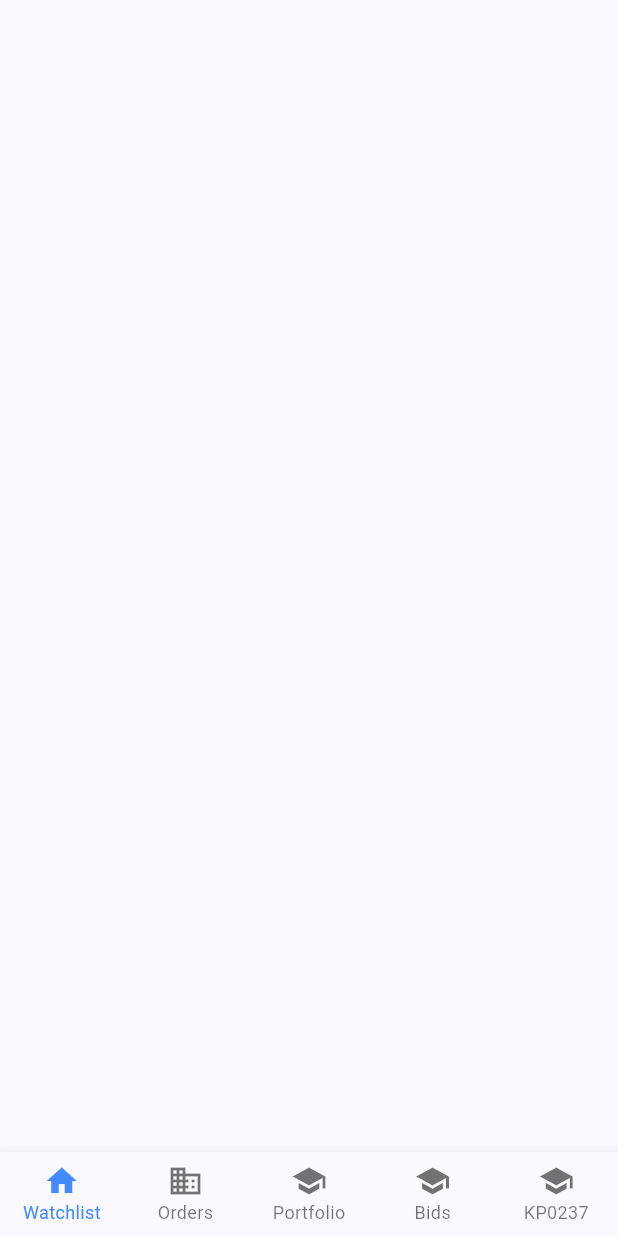
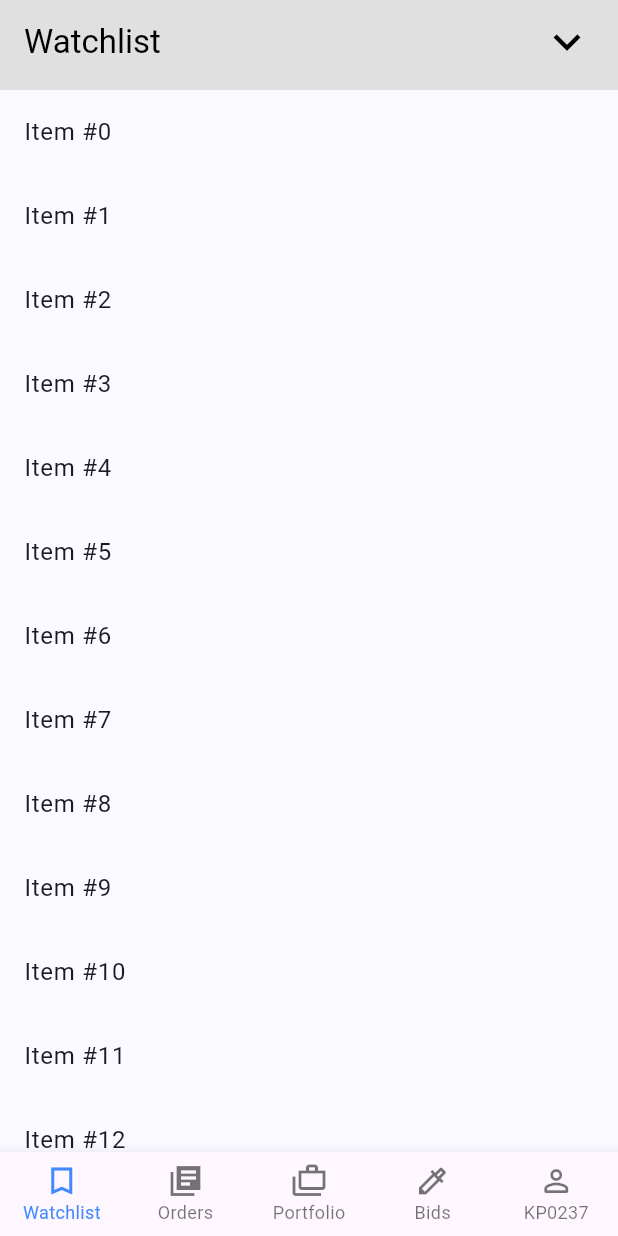
Before and after one commit to harsh8088/vyapar_app, a Flutter app: the HomeScreen screen opened by its route, on a phone screen of 412 x 824 dp. Run offline on Flutter 3.47's test engine with Material 3 defaults, Android fonts, the light colour scheme and no system bars; our stand-ins replace bloc, equatable, flutter_bloc, flutter_secure_storage, flutter_svg, formz; accounts and stored records are empty.

Commit message:
+updated home page

```diff
--- a/lib/home/home.dart
+++ b/lib/home/home.dart
@@ -7,28 +7,28 @@ class HomeScreen extends StatefulWidget {
   State<HomeScreen> createState() => _HomeScreenState();
 }
 
-class _HomeScreenState extends State<HomeScreen> {
-  final _controller = TextEditingController();
+class _HomeScreenState extends State<HomeScreen>
+    with SingleTickerProviderStateMixin {
+  final ExpansionTileController controller = ExpansionTileController();
 
   int _selectedIndex = 0;
   static const TextStyle optionStyle =
       TextStyle(fontSize: 30, fontWeight: FontWeight.bold);
 
+  // Create a tab controller
+  late TabController tabController;
+
   @override
   void initState() {
     super.initState();
-    _controller.addListener(_onTextChanged);
+    // Initialize the Tab Controller
+    tabController = TabController(length: 3, vsync: this);
   }
 
   @override
   void dispose() {
-    _controller.dispose();
+    tabController.dispose();
     super.dispose();
-  }
-
-  void _onTextChanged() {
-    if (_controller.text.length == 6 &&
-        RegExp(r'^\d{6}$').hasMatch(_controller.text)) {}
   }
 
   void _navigateToScreen() {
@@ -42,10 +42,51 @@ class _HomeScreenState extends State<HomeScreen> {
   @override
   Widget build(BuildContext context) {
     return Scaffold(
-      body: ListView(
-        children: [],
+      body: SafeArea(
+        child: CustomScrollView(
+          slivers: [
+            SliverAppBar(
+              automaticallyImplyLeading: false,
+              // Provide a standard title.
+              title: const Row(
+                children: [
+                  Text("Watchlist"),
+                  Spacer(),
+                  Icon(
+                    Icons.keyboard_arrow_down_outlined,
+                    size: 36,
+                  )
+                ],
               ),
-      bottomNavigationBar: BottomNavigationBar(
+              // Allows the user to reveal the app bar if they begin scrolling
+              // back up the list of items.
+              floating: true,
+              // Display a placeholder widget to visualize the shrinking size.
+              flexibleSpace: Container(
+                color: Colors.grey.shade300,
+              ),
+              // Make the initial height of the SliverAppBar larger than normal.
+              expandedHeight: 60,
+            ),
+            SliverList(
+              // Use a delegate to build items as they're scrolled on screen.
+              delegate: SliverChildBuilderDelegate(
+                // The builder function returns a ListTile with a title that
+                // displays the index of the current item.
+                (context, index) => ListTile(title: Text('Item #$index')),
+                // Builds 20 ListTiles
+                childCount: 20,
+              ),
+            ),
+          ],
+        ),
+      ),
+      bottomNavigationBar: Theme(
+        data: ThemeData(
+          splashColor: Colors.transparent,
+          highlightColor: Colors.transparent,
+        ),
+        child: BottomNavigationBar(
           type: BottomNavigationBarType.fixed,
           showSelectedLabels: true,
           showUnselectedLabels: true,
@@ -55,23 +96,23 @@ class _HomeScreenState extends State<HomeScreen> {
           selectedLabelStyle: const TextStyle(color: Colors.blueAccent),
           items: const <BottomNavigationBarItem>[
             BottomNavigationBarItem(
-            icon: Icon(Icons.home),
+              icon: Icon(Icons.bookmark_outline_sharp),
               label: 'Watchlist',
             ),
             BottomNavigationBarItem(
-            icon: Icon(Icons.business),
+              icon: Icon(Icons.my_library_books_sharp),
               label: 'Orders',
             ),
             BottomNavigationBarItem(
-            icon: Icon(Icons.school),
+              icon: Icon(Icons.cases_outlined),
               label: 'Portfolio',
             ),
             BottomNavigationBarItem(
-            icon: Icon(Icons.school),
+              icon: Icon(Icons.colorize_outlined),
               label: 'Bids',
             ),
             BottomNavigationBarItem(
-            icon: Icon(Icons.school),
+              icon: Icon(Icons.person_outline_rounded),
               label: 'KP0237',
             ),
           ],
@@ -80,6 +121,35 @@ class _HomeScreenState extends State<HomeScreen> {
           unselectedItemColor: Colors.black54,
           onTap: _onItemTapped,
         ),
+      ),
+    );
+  }
+
+  TabBar getTabBar() {
+    return TabBar(
+      tabs: <Tab>[
+        Tab(
+          // set icon to the tab
+          icon: Icon(Icons.favorite),
+        ),
+        Tab(
+          icon: Icon(Icons.adb),
+        ),
+        Tab(
+          icon: Icon(Icons.airport_shuttle),
+        ),
+      ],
+      // setup the controller
+      controller: tabController,
+    );
+  }
+
+  TabBarView getTabBarView(var tabs) {
+    return TabBarView(
+      // Add tabs as widgets
+      children: tabs,
+      // set the controller
+      controller: tabController,
     );
   }
 
```
Lines whose indentation alone changed are shown as unchanged.
